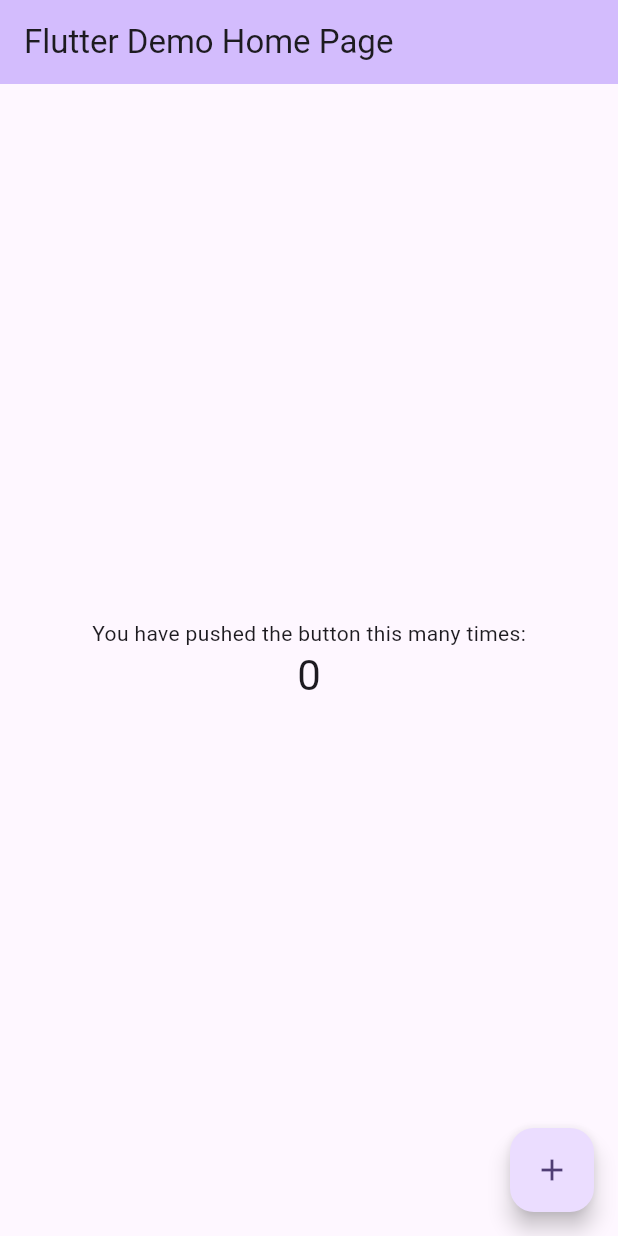
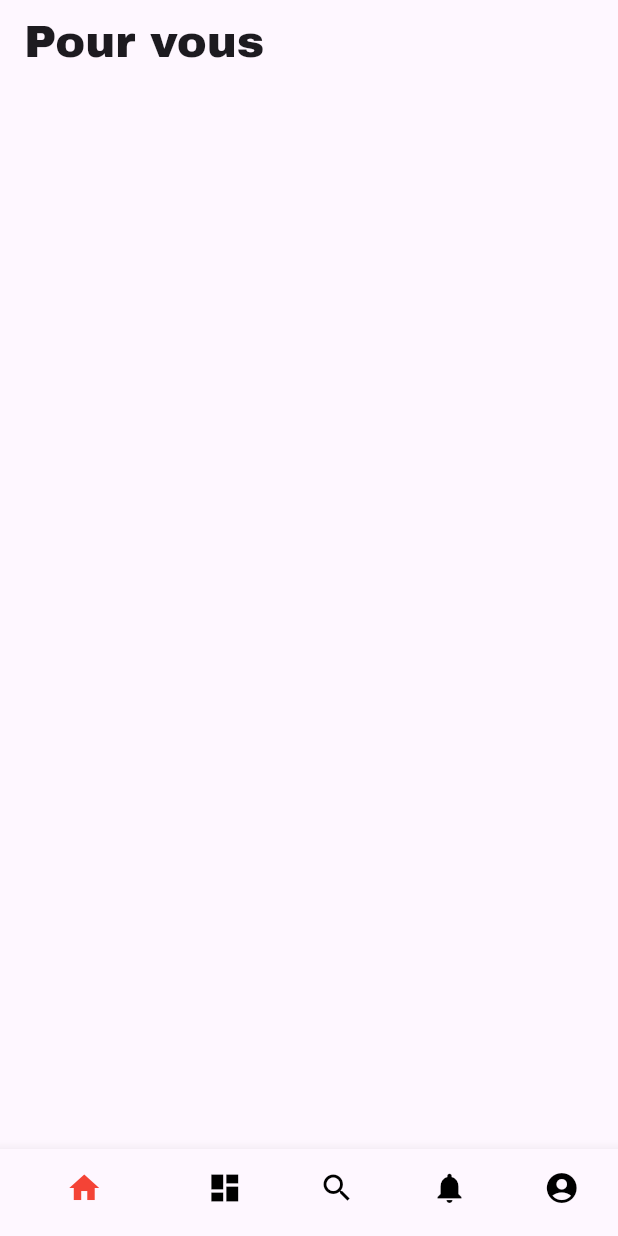
Before and after one commit to Yassin-Said/EpiFlipBoard, a Flutter app: the screen it shows after launch, on a phone screen of 412 x 824 dp. Run offline on Flutter 3.47's test engine with Material 3 defaults, Android fonts, the phone set to English and light mode, and no system bars; our stand-ins replace google_fonts.

Commit message:
[ADD] - Front pages and button

```diff
--- a/front-end/lib/main.dart
+++ b/front-end/lib/main.dart
@@ -1,122 +1,66 @@
 import 'package:flutter/material.dart';
+import 'pages/home_page.dart';
+import 'pages/subscribe_page.dart';
+import 'pages/explore_page.dart';
+import 'pages/notification_page.dart';
+import 'pages/profile_page.dart';
 
-void main() {
-  runApp(const MyApp());
-}
+void main() => runApp(const MyApp());
 
 class MyApp extends StatelessWidget {
   const MyApp({super.key});
 
-  // This widget is the root of your application.
   @override
   Widget build(BuildContext context) {
     return MaterialApp(
-      title: 'Flutter Demo',
-      theme: ThemeData(
-        // This is the theme of your application.
-        //
-        // TRY THIS: Try running your application with "flutter run". You'll see
-        // the application has a purple toolbar. Then, without quitting the app,
-        // try changing the seedColor in the colorScheme below to Colors.green
-        // and then invoke "hot reload" (save your changes or press the "hot
-        // reload" button in a Flutter-supported IDE, or press "r" if you used
-        // the command line to start the app).
-        //
-        // Notice that the counter didn't reset back to zero; the application
-        // state is not lost during the reload. To reset the state, use hot
-        // restart instead.
-        //
-        // This works for code too, not just values: Most code changes can be
-        // tested with just a hot reload.
-        colorScheme: ColorScheme.fromSeed(seedColor: Colors.deepPurple),
-      ),
-      home: const MyHomePage(title: 'Flutter Demo Home Page'),
+      home: const MainNavigation(),
+      debugShowCheckedModeBanner: false,
     );
   }
 }
 
-class MyHomePage extends StatefulWidget {
-  const MyHomePage({super.key, required this.title});
-
-  // This widget is the home page of your application. It is stateful, meaning
-  // that it has a State object (defined below) that contains fields that affect
-  // how it looks.
-
-  // This class is the configuration for the state. It holds the values (in this
-  // case the title) provided by the parent (in this case the App widget) and
-  // used by the build method of the State. Fields in a Widget subclass are
-  // always marked "final".
-
-  final String title;
+class MainNavigation extends StatefulWidget {
+  const MainNavigation({super.key});
 
   @override
-  State<MyHomePage> createState() => _MyHomePageState();
+  State<MainNavigation> createState() => _MainNavigationState();
 }
 
-class _MyHomePageState extends State<MyHomePage> {
-  int _counter = 0;
+class _MainNavigationState extends State<MainNavigation> {
+  int _selectedIndex = 0;
 
-  void _incrementCounter() {
+  final List<Widget> _pages = const [
+    HomePage(),
+    SubscribePage(),
+    ExplorePage(),
+    NotificationPage(),
+    ProfilePage(),
+  ];
+
+  void _onItemTapped(int index) {
     setState(() {
-      // This call to setState tells the Flutter framework that something has
-      // changed in this State, which causes it to rerun the build method below
-      // so that the display can reflect the updated values. If we changed
-      // _counter without calling setState(), then the build method would not be
-      // called again, and so nothing would appear to happen.
-      _counter++;
+      _selectedIndex = index;
     });
   }
 
   @override
   Widget build(BuildContext context) {
-    // This method is rerun every time setState is called, for instance as done
-    // by the _incrementCounter method above.
-    //
-    // The Flutter framework has been optimized to make rerunning build methods
-    // fast, so that you can just rebuild anything that needs updating rather
-    // than having to individually change instances of widgets.
     return Scaffold(
-      appBar: AppBar(
-        // TRY THIS: Try changing the color here to a specific color (to
-        // Colors.amber, perhaps?) and trigger a hot reload to see the AppBar
-        // change color while the other colors stay the same.
-        backgroundColor: Theme.of(context).colorScheme.inversePrimary,
-        // Here we take the value from the MyHomePage object that was created by
-        // the App.build method, and use it to set our appbar title.
-        title: Text(widget.title),
+      body: _pages[_selectedIndex],
+      bottomNavigationBar: BottomNavigationBar(
+        items: const [
+          BottomNavigationBarItem(icon: Icon(Icons.home), label: "Home"),
+          BottomNavigationBarItem(icon: Icon(Icons.dashboard), label: "Subscription"),
+          BottomNavigationBarItem(icon: Icon(Icons.search), label: "Explore"),
+          BottomNavigationBarItem(icon: Icon(Icons.notifications), label: "Notifications"),
+          BottomNavigationBarItem(icon: Icon(Icons.account_circle), label: "Profile"),
+        ],
+        currentIndex: _selectedIndex,
+        onTap: _onItemTapped,
+        showSelectedLabels: false,
+        selectedItemColor: Colors.red,
+        unselectedItemColor: Colors.black,
       ),
-      body: Center(
-        // Center is a layout widget. It takes a single child and positions it
-        // in the middle of the parent.
-        child: Column(
-          // Column is also a layout widget. It takes a list of children and
-          // arranges them vertically. By default, it sizes itself to fit its
-          // children horizontally, and tries to be as tall as its parent.
-          //
-          // Column has various properties to control how it sizes itself and
-          // how it positions its children. Here we use mainAxisAlignment to
-          // center the children vertically; the main axis here is the vertical
-          // axis because Columns are vertical (the cross axis would be
-          // horizontal).
-          //
-          // TRY THIS: Invoke "debug painting" (choose the "Toggle Debug Paint"
-          // action in the IDE, or press "p" in the console), to see the
-          // wireframe for each widget.
-          mainAxisAlignment: MainAxisAlignment.center,
-          children: <Widget>[
-            const Text('You have pushed the button this many times:'),
-            Text(
-              '$_counter',
-              style: Theme.of(context).textTheme.headlineMedium,
-            ),
-          ],
-        ),
-      ),
-      floatingActionButton: FloatingActionButton(
-        onPressed: _incrementCounter,
-        tooltip: 'Increment',
-        child: const Icon(Icons.add),
-      ), // This trailing comma makes auto-formatting nicer for build methods.
     );
   }
 }
--- /dev/null
+++ b/front-end/lib/pages/home_page.dart
@@ -0,0 +1,15 @@
+import 'package:flutter/material.dart';
+import 'package:google_fonts/google_fonts.dart';
+
+class HomePage extends StatelessWidget {
+    const HomePage({super.key});
+
+    @override
+    Widget build(BuildContext context) {
+        return Scaffold(
+            appBar: AppBar(title: Text("Pour vous",style: GoogleFonts.archivoBlack(fontSize: 30))),
+            body: const Center(
+            ),
+        );
+    }
+}
```
Also changed, not shown: front-end/lib/pages/explore_page.dart (added, +16 -0 lines), front-end/lib/pages/notification_page.dart (added, +26 -0 lines), front-end/lib/pages/profile_page.dart (added, +37 -0 lines), front-end/lib/pages/subscribe_page.dart (added, +25 -0 lines), front-end/lib/tools/icon_button.dart (added, +20 -0 lines).
